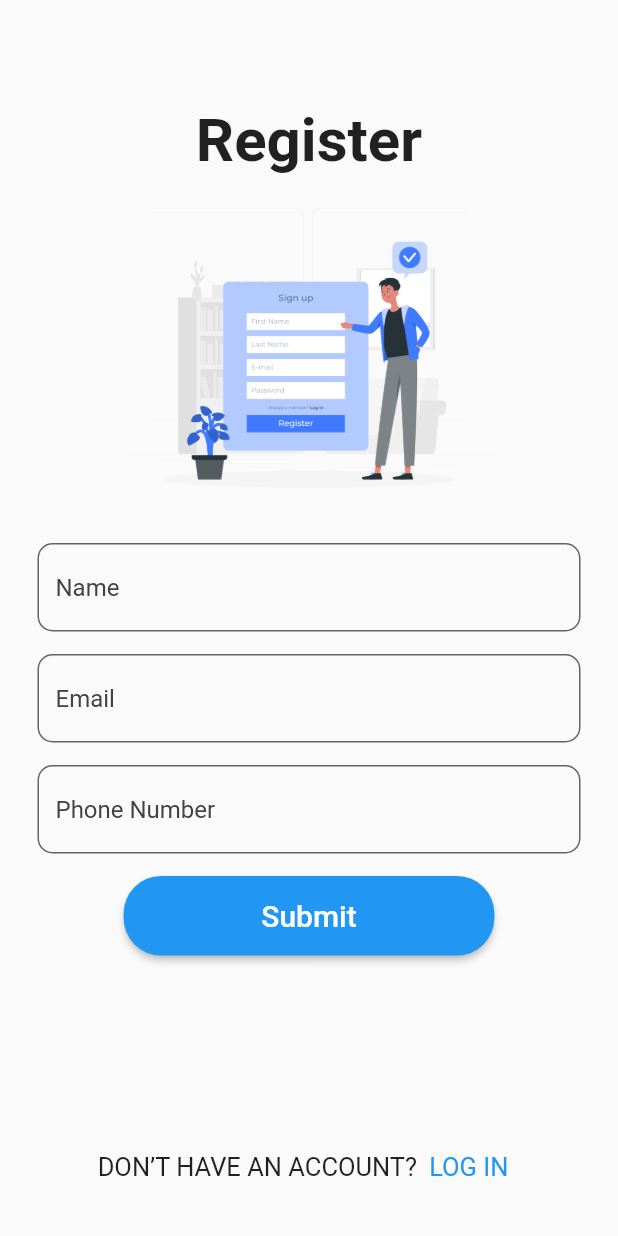
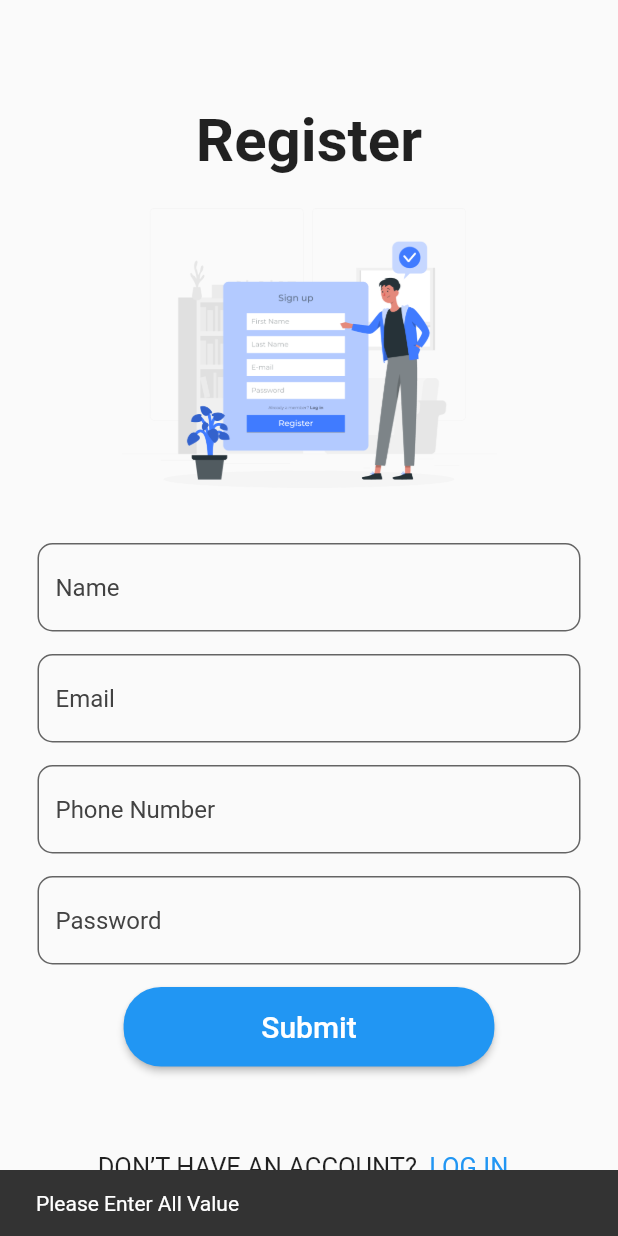
Before and after one commit to Sahil-Kundaliya/flexion_project, a Flutter app: the RegisterScreen screen opened by its route, after a tap on "Submit", on a phone screen of 412 x 824 dp. Run offline on Flutter 3.47's test engine with Material 2 defaults, Android fonts, the phone set to English and light mode, and no system bars; our stand-ins replace firebase_auth, firebase_core, webview_flutter; accounts and stored records are empty; network calls fail.

Commit message:
Authentication | Sahil | implement register & login functionality

```diff
--- a/lib/Screens/register_screen.dart
+++ b/lib/Screens/register_screen.dart
@@ -1,8 +1,32 @@
 import 'package:flutter/material.dart';
+import 'package:flutter/services.dart';
 
-class RegisterScreen extends StatelessWidget {
+import '../firebase_authentication/firebase_authentication.dart';
+
+class RegisterScreen extends StatefulWidget {
   const RegisterScreen({Key? key}) : super(key: key);
   static const routeName = "/register_screen";
+
+  @override
+  State<RegisterScreen> createState() => _RegisterScreenState();
+}
+
+class _RegisterScreenState extends State<RegisterScreen> {
+  final TextEditingController _emailIdController = new TextEditingController();
+  final TextEditingController _passwordController = new TextEditingController();
+  final TextEditingController _nameIdController = new TextEditingController();
+  final TextEditingController _phoneNumberController =
+      new TextEditingController();
+
+  @override
+  void dispose() {
+    // TODO: implement dispose
+    super.dispose();
+    _emailIdController.dispose();
+    _passwordController.dispose();
+    _nameIdController.dispose();
+    _phoneNumberController.dispose();
+  }
 
   @override
   Widget build(BuildContext context) {
@@ -31,6 +55,7 @@ class RegisterScreen extends StatelessWidget {
           Padding(
             padding: const EdgeInsets.symmetric(horizontal: 25),
             child: TextField(
+              controller: _nameIdController,
               decoration: InputDecoration(
                   border: OutlineInputBorder(
                     borderRadius: BorderRadius.circular(10.0),
@@ -47,6 +72,7 @@ class RegisterScreen extends StatelessWidget {
           Padding(
             padding: const EdgeInsets.symmetric(horizontal: 25),
             child: TextField(
+              controller: _emailIdController,
               decoration: InputDecoration(
                   border: OutlineInputBorder(
                     borderRadius: BorderRadius.circular(10.0),
@@ -63,6 +89,8 @@ class RegisterScreen extends StatelessWidget {
           Padding(
             padding: const EdgeInsets.symmetric(horizontal: 25),
             child: TextField(
+              inputFormatters: [LengthLimitingTextInputFormatter(10)],
+              controller: _phoneNumberController,
               decoration: InputDecoration(
                   border: OutlineInputBorder(
                     borderRadius: BorderRadius.circular(10.0),
@@ -73,11 +101,31 @@ class RegisterScreen extends StatelessWidget {
                   fillColor: Colors.transparent),
             ),
           ),
+          const SizedBox(
+            height: 15,
+          ),
+          Padding(
+            padding: const EdgeInsets.symmetric(horizontal: 25),
+            child: TextField(
+              inputFormatters: [LengthLimitingTextInputFormatter(6)],
+              controller: _passwordController,
+              decoration: InputDecoration(
+                  border: OutlineInputBorder(
+                    borderRadius: BorderRadius.circular(10.0),
+                  ),
+                  filled: true,
+                  hintStyle: TextStyle(color: Colors.grey[800]),
+                  hintText: "Password",
+                  fillColor: Colors.transparent),
+            ),
+          ),
           const SizedBox(height: 15),
           Container(
             width: MediaQuery.of(context).size.width * 0.6,
             child: ElevatedButton(
-              onPressed: () {},
+              onPressed: () {
+                FirebaseSignIn();
+              },
               style: ElevatedButton.styleFrom(
                 primary: Colors.blue,
                 shape: RoundedRectangleBorder(
@@ -107,7 +155,9 @@ class RegisterScreen extends StatelessWidget {
                   style: TextButton.styleFrom(
                     textStyle: const TextStyle(fontSize: 17),
                   ),
-                  onPressed: () {},
+                  onPressed: () {
+                    Navigator.pop(context);
+                  },
                   child: const Text("LOG IN"),
                 )
               ],
@@ -117,4 +167,27 @@ class RegisterScreen extends StatelessWidget {
       ),
     ));
   }
+
+  void FirebaseSignIn() {
+    if (_emailIdController.text.isNotEmpty &&
+        _passwordController.text.isNotEmpty &&
+        _phoneNumberController.text.isNotEmpty &&
+        _nameIdController.text.isNotEmpty) {
+      FirebaseAuthentication()
+          .signUp(
+              email: _emailIdController.text.trim(),
+              password: _passwordController.text.trim())
+          .then((result) {
+        if (result == null) {
+          Navigator.pushReplacementNamed(context, "/logo_screen");
+        } else {
+          var snackBar = SnackBar(content: Text(result));
+          ScaffoldMessenger.of(context).showSnackBar(snackBar);
+        }
+      });
+    } else {
+      var snackBar = SnackBar(content: Text('Please Enter All Value'));
+      ScaffoldMessenger.of(context).showSnackBar(snackBar);
+    }
+  }
 }
--- /dev/null
+++ b/lib/firebase_authentication/firebase_authentication.dart
@@ -0,0 +1,36 @@
+import 'package:firebase_auth/firebase_auth.dart';
+
+class FirebaseAuthentication {
+  final FirebaseAuth _auth = FirebaseAuth.instance;
+  get user => _auth.currentUser;
+
+  //SIGN UP METHOD
+  Future signUp({String email = '', String password = ''}) async {
+    try {
+      await _auth.createUserWithEmailAndPassword(
+        email: email,
+        password: password,
+      );
+      return null;
+    } on FirebaseAuthException catch (e) {
+      return e.message;
+    }
+  }
+
+  //SIGN IN METHOD
+  Future signIn({String email = '', String password = ''}) async {
+    try {
+      await _auth.signInWithEmailAndPassword(email: email, password: password);
+      return null;
+    } on FirebaseAuthException catch (e) {
+      return e.message;
+    }
+  }
+
+  //SIGN OUT METHOD
+  Future signOut() async {
+    await _auth.signOut();
+
+    print('signout');
+  }
+}
```
Also changed, not shown: lib/Screens/login_screen.dart (+49 -3 lines), lib/Screens/logo_description_screen.dart (+18 -8 lines), lib/Screens/web_screen.dart (+37 -6 lines), lib/main.dart (+6 -2 lines), pubspec.yaml (+7 -2 lines), pubspec.lock (deleted), 3 other files.
